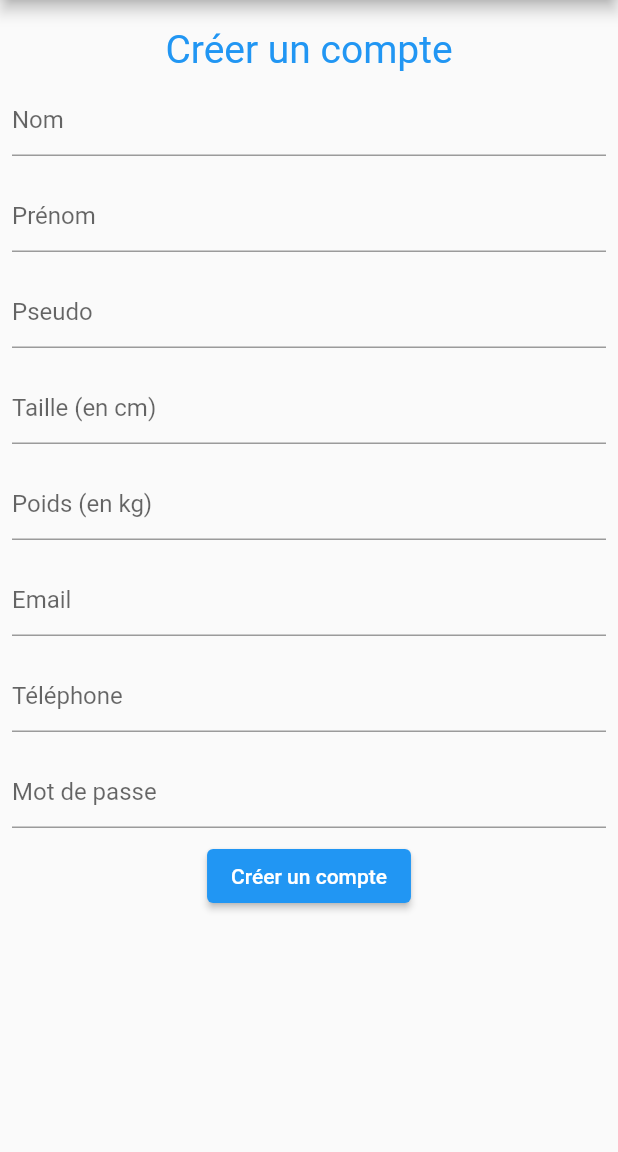
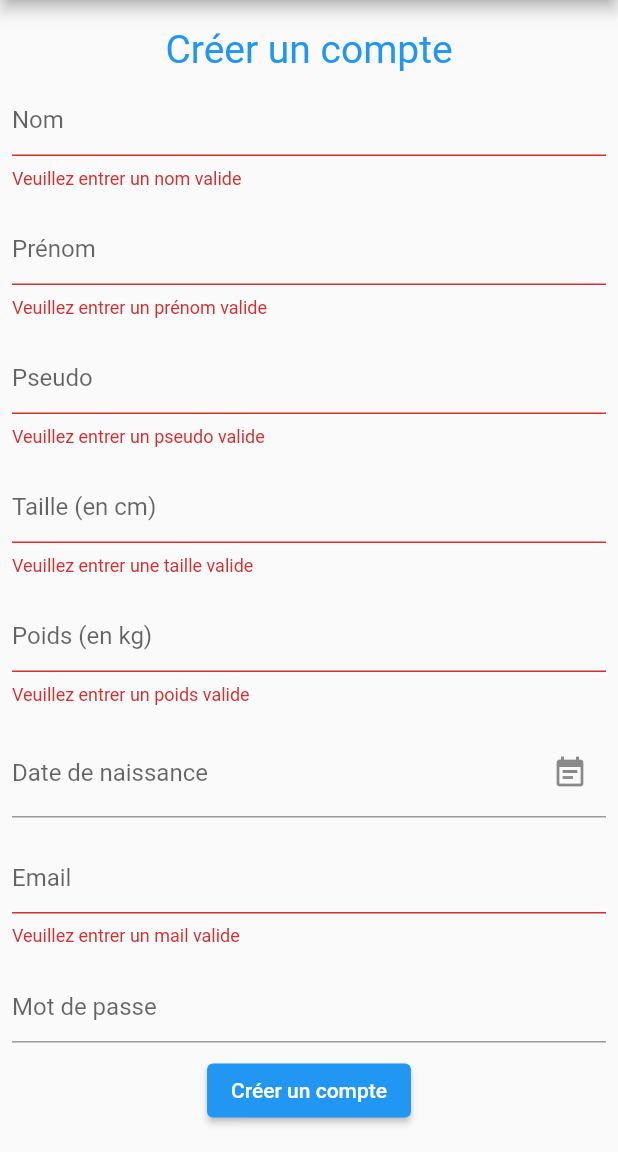
Before and after one commit to nicovig/Nu3VirtualMobile, a Flutter app: the UserScreen screen opened directly, after a tap on "Créer un compte", on a phone screen of 412 x 824 dp, the part 84-1236 px from its top. Run offline on Flutter 3.47's test engine with Material 2 defaults, Android fonts, the phone set to English and light mode, and no system bars; drawn by our look-alikes of date_field; our stand-ins replace get_it, shared_preferences, stacked; accounts and stored records are empty.

Commit message:
form & call API ok

```diff
--- a/lib/core/helper-classes/ext-classes.dart
+++ b/lib/core/helpers/ext-classes.dart
@@ -5,18 +5,23 @@ extension string_extensions on String {
   }
 
   bool get isValidName {
-    final nameRegExp = new RegExp('[a-zA-Z]');
+    final nameRegExp = RegExp(r"[a-zA-Z]");
     return nameRegExp.hasMatch(this);
   }
 
   bool get isValidPseudo {
-    final nameRegExp = new RegExp('[a-zA-Z0-9.^@]');
+    final nameRegExp = RegExp('[a-zA-Z0-9.^@]');
+    return nameRegExp.hasMatch(this);
+  }
+
+  bool get isValidNumber {
+    final nameRegExp = RegExp(r"[0-9]");
     return nameRegExp.hasMatch(this);
   }
 
   bool get isValidPassword {
     final passwordRegExp = RegExp(
-        r"^(?=.{10,}$)(?=(?:.*?[A-Z]){1})(?=.*?[a-z])(?=(?:.*?[0-9]){1}).*$"); //Password which contains 2 capital, 1 minuscule, 1 number and a length of 10 at least
+        r'^(?=.*?[A-Z])(?=.*?[a-z])(?=.*?[0-9])(?=.*?[!@#\><*~]).{8,}/pre>'); //Password must contain an uppercase, lowercase, numeric digit and special character
     return passwordRegExp.hasMatch(this);
   }
 
--- a/lib/core/models/user_model.dart
+++ b/lib/core/models/user_model.dart
@@ -1,9 +1,11 @@
+import 'dart:convert';
+
 class UserModel {
   String? id;
   String? pseudo;
   String? firstName;
   String? lastName;
-  String? birthday;
+  DateTime? birthday;
   String? height;
   String? weight;
   String? email;
@@ -33,22 +35,18 @@ class UserModel {
         password: parsedJson['password'] ?? "");
   }
 
-  // Map<String, dynamic> toJson() {
-  //   return {
-  //     "id": id,
-  //     "pseudo": pseudo,
-  //     "firstName": firstName,
-  //     "lastName": lastName,
-  //     "birthday": birthday,
-  //     "height": height,
-  //     "weight": weight,
-  //     "email": email,
-  //     "password": password
-  //   };
-  // }
-
   String toJson() {
-    return 'id: ${id}, pseudo: ${pseudo}, firstName: ${firstName}, lastName: ${lastName}, birthday: ${birthday}, height: ${height}, weight: ${weight}, email: ${email}, password: ${password}';
+    return jsonEncode({
+      'id': id,
+      'pseudo': pseudo,
+      'firstName': firstName,
+      'lastName': lastName,
+      'birthday': birthday?.toIso8601String(),
+      'height': height,
+      'weight': weight,
+      'email': email,
+      'password': password
+    });
   }
 
   String jsonString() {
--- a/lib/core/services/authentication/authentication_service_caller.dart
+++ b/lib/core/services/authentication/authentication_service_caller.dart
@@ -5,7 +5,7 @@ class AuthenticationServiceCaller extends AuthenticationService {
   @override
   Future<UserModel> login(String login, String password) async {
     return UserModel(
-        birthday: DateTime.now().toString(),
+        birthday: DateTime.now(),
         email: '',
         firstName: '',
         height: '',
--- a/lib/core/services/user/user_service_api.dart
+++ b/lib/core/services/user/user_service_api.dart
@@ -4,22 +4,23 @@ import 'package:nu3virtual/core/models/user_model.dart';
 import 'package:nu3virtual/core/services/user/user_service_class.dart';
 
 class UserService extends UserServiceApiClass {
-  static const hostedLocalhost = '10.0.2.2:';
-  //static const apiUrl = 'localhost:44383';
+  static const Map<String, String> headers = {
+    "Content-Type": "application/json"
+  };
+  static const hostedDeviceLocalhost = '10.0.2.2:';
   static const apiUrl = '44383';
   static const controllerName = 'User';
+  static Uri url = Uri.https(hostedDeviceLocalhost + apiUrl, controllerName);
 
   @override
   Future<UserModel> create(UserModel userToCreate, String password) async {
-    var test = Uri.https(hostedLocalhost + apiUrl, controllerName);
-    var test2 = userToCreate.toJson();
-    print(test);
-    print(test2);
-    var response = await http.post(test, body: userToCreate.toJson());
+    var response =
+        await http.post(url, headers: headers, body: userToCreate.toJson());
+
     print('Response status: ${response.statusCode}');
     print('Response body: ${response.body}');
     return UserModel(
-        birthday: DateTime.now().toString(),
+        birthday: DateTime.now(),
         email: '',
         firstName: '',
         height: '',
--- a/lib/layouts/forms/custom_form_field.dart
+++ b/lib/layouts/forms/custom_form_field.dart
@@ -6,6 +6,7 @@ class CustomFormField extends StatelessWidget {
     Key? key,
     this.errorText,
     required this.handleOnSaved,
+    this.hideInput,
     required this.hintText,
     this.inputFormatters,
     this.keyboardType,
@@ -14,6 +15,7 @@ class CustomFormField extends StatelessWidget {
   }) : super(key: key);
   final String? errorText;
   final String hintText;
+  final bool? hideInput;
   final Function(String?) handleOnSaved;
   final List<TextInputFormatter>? inputFormatters;
   final TextInputType? keyboardType;
@@ -30,6 +32,7 @@ class CustomFormField extends StatelessWidget {
         keyboardType: keyboardType,
         onChanged: onChanged,
         validator: validator,
+        obscureText: hideInput ?? false,
         decoration: InputDecoration(hintText: hintText, errorText: errorText),
       ),
     );
--- /dev/null
+++ b/lib/layouts/forms/custom_form_field_date.dart
@@ -0,0 +1,30 @@
+import 'package:date_field/date_field.dart';
+import 'package:flutter/material.dart';
+import 'package:intl/src/intl/date_format.dart';
+
+class CustomFormFieldDate extends StatelessWidget {
+  CustomFormFieldDate({Key? key, required this.handleOnSaved})
+      : super(key: key);
+
+  final Function(DateTime?) handleOnSaved;
+
+  @override
+  Widget build(BuildContext context) {
+    return Padding(
+      padding: const EdgeInsets.all(8.0),
+      child: DateTimeFormField(
+        onDateSelected: handleOnSaved,
+        dateFormat: DateFormat('dd-MM-yyyy'),
+        firstDate: DateTime(1900),
+        lastDate: DateTime.now(),
+        decoration: const InputDecoration(
+          hintStyle: TextStyle(color: Colors.black45),
+          errorStyle: TextStyle(color: Colors.redAccent),
+          suffixIcon: Icon(Icons.event_note),
+          labelText: 'Date de naissance',
+        ),
+        mode: DateTimeFieldPickerMode.date,
+      ),
+    );
+  }
+}
--- a/lib/ui/authentication_screen/authentication_screen.dart
+++ b/lib/ui/authentication_screen/authentication_screen.dart
@@ -1,10 +1,8 @@
 import 'package:flutter/material.dart';
-import 'package:flutter/services.dart';
 import 'package:nu3virtual/ui/authentication_screen/authentication_screen_viewmodel.dart';
 import 'package:stacked/stacked.dart';
 
 import 'package:nu3virtual/layouts/screen_layouts/custom_title.dart';
-import 'package:nu3virtual/core/helper-classes/ext-classes.dart';
 import 'package:nu3virtual/layouts/forms/custom_form_field.dart';
 
 class AuthenticationScreen extends StatelessWidget {
--- a/lib/ui/home_screen/home_screen.dart
+++ b/lib/ui/home_screen/home_screen.dart
@@ -1,11 +1,7 @@
 import 'package:flutter/material.dart';
-import 'package:flutter/services.dart';
 import 'package:stacked/stacked.dart';
 
-import 'package:nu3virtual/layouts/screen_layouts/custom_title.dart';
 import 'package:nu3virtual/ui/home_screen/home_screen_viewmodel.dart';
-import 'package:nu3virtual/core/helper-classes/ext-classes.dart';
-import 'package:nu3virtual/layouts/forms/custom_form_field.dart';
 
 class HomeScreen extends StatelessWidget {
   //constructor
--- a/lib/ui/user_screen/user_screen.dart
+++ b/lib/ui/user_screen/user_screen.dart
@@ -1,10 +1,11 @@
 import 'package:flutter/material.dart';
 import 'package:flutter/services.dart';
+import 'package:nu3virtual/layouts/forms/custom_form_field_date.dart';
 import 'package:stacked/stacked.dart';
 
 import 'package:nu3virtual/layouts/screen_layouts/custom_title.dart';
 import 'package:nu3virtual/ui/user_screen/user_screen_viewmodel.dart';
-import 'package:nu3virtual/core/helper-classes/ext-classes.dart';
+import 'package:nu3virtual/core/helpers/ext-classes.dart';
 import 'package:nu3virtual/layouts/forms/custom_form_field.dart';
 
 class UserScreen extends StatelessWidget {
@@ -16,9 +17,8 @@ class UserScreen extends StatelessWidget {
   int height = 0;
   double weight = 0;
   String email = '';
-  int phone = 0;
   String password = '';
-  DateTime dateTime = DateTime.now();
+  DateTime birthday = DateTime.now();
 
   @override
   Widget build(BuildContext context) {
@@ -43,7 +43,7 @@ class UserScreen extends StatelessWidget {
                         hintText: 'Nom',
                         inputFormatters: [
                           FilteringTextInputFormatter.allow(
-                            RegExp('[a-zA-Z]'),
+                            RegExp(r"[a-zA-Z]"),
                           )
                         ],
                         keyboardType: TextInputType.name,
@@ -60,7 +60,7 @@ class UserScreen extends StatelessWidget {
                         hintText: 'Prénom',
                         inputFormatters: [
                           FilteringTextInputFormatter.allow(
-                            RegExp(r"[a-zA-Z]+|\s"),
+                            RegExp(r"[a-zA-Z]"),
                           )
                         ],
                         keyboardType: TextInputType.name,
@@ -93,12 +93,12 @@ class UserScreen extends StatelessWidget {
                         hintText: 'Taille (en cm)',
                         inputFormatters: [
                           FilteringTextInputFormatter.allow(
-                            RegExp('[0-9]'),
+                            RegExp(r"[0-9]"),
                           )
                         ],
                         keyboardType: TextInputType.number,
                         validator: (val) {
-                          if (val != null && !val.isValidName) {
+                          if (val != null && !val.isValidNumber) {
                             return 'Veuillez entrer une taille valide';
                           }
                         },
@@ -110,16 +110,19 @@ class UserScreen extends StatelessWidget {
                         hintText: 'Poids (en kg)',
                         inputFormatters: [
                           FilteringTextInputFormatter.allow(
-                            RegExp('[0-9]'),
+                            RegExp(r"[0-9\.-]"),
                           )
                         ],
                         keyboardType: TextInputType.number,
                         validator: (val) {
-                          if (val != null && !val.isValidName) {
+                          if (val != null && !val.isValidNumber) {
                             return 'Veuillez entrer un poids valide';
                           }
                         },
                       ),
+                      CustomFormFieldDate(handleOnSaved: (value) {
+                        if (value != null) birthday = value;
+                      }),
                       CustomFormField(
                         handleOnSaved: (value) {
                           if (value != null) email = value;
@@ -134,73 +137,23 @@ class UserScreen extends StatelessWidget {
                       ),
                       CustomFormField(
                         handleOnSaved: (value) {
-                          if (value != null) phone = int.parse(value);
-                        },
-                        hintText: 'Téléphone',
-                        inputFormatters: [
-                          FilteringTextInputFormatter.allow(
-                            RegExp(r"[0-9]"),
-                          )
-                        ],
-                        keyboardType: TextInputType.phone,
-                        validator: (val) {
-                          if (val != null && !val.isValidPhone) {
-                            return 'Veuillez entrer un téléphone valide';
-                          }
-                        },
-                      ),
-                      CustomFormField(
-                        handleOnSaved: (value) {
                           if (value != null) password = value;
                         },
                         hintText: 'Mot de passe',
-                        validator: (val) {
-                          if (val != null && !val.isValidPassword) {
-                            return 'Veuillez entrer un mot de passe valide';
-                          }
-                        },
                       ),
-                      //'Date de naissance'
-                      // Row(
-                      //   children: [
-                      //     Text('Date de naissance' + dateTime.toString() != null
-                      //         ? dateTime.toString()
-                      //         : ''),
-                      //     Container(margin: const EdgeInsets.only(right: 20)),
-                      //     ElevatedButton(
-                      //         onPressed: () async {
-                      //           showDatePicker(
-                      //               context: context,
-                      //               initialDate: dateTime,
-                      //               firstDate: DateTime(1900),
-                      //               lastDate: DateTime.now());
-                      //         },
-                      //         child: const Text('Select date')),
-                      //   ],
-                      // ),
                       ElevatedButton(
                         onPressed: () {
-                          //if (formKey.currentState!.validate()) {
-                          // model.createUser(
-                          //     lastname: lastname,
-                          //     firstname: firstname,
-                          //     pseudo: pseudo,
-                          //       height: height,
-                          //     weight: weight,
-                          //     email: email,
-                          //     phone: phone,
-                          //     password: password);
-
-                          model.createUser(
-                              lastname: 'Vigouroux',
-                              firstname: 'Nicolas',
-                              pseudo: 'koalaviril',
-                              height: '168',
-                              weight: '75.5',
-                              email: 'koalaviril@gmail.com',
-                              phone: '0606060606',
-                              password: 'password');
-                          //}
+                          if (formKey.currentState!.validate()) {
+                            model.createUser(
+                                lastname: lastname,
+                                firstname: firstname,
+                                pseudo: pseudo,
+                                height: height,
+                                weight: weight,
+                                birthday: birthday,
+                                email: email,
+                                password: password);
+                          }
                         },
                         child: const Text('Créer un compte'),
                       )
--- a/pubspec.yaml
+++ b/pubspec.yaml
@@ -34,6 +34,7 @@ dependencies:
   # Use with the CupertinoIcons class for iOS style icons.
   cupertino_icons: ^1.0.2
   # If version is empty, latest stable version will be installing
+  date_field: ^3.0.0
   http:
   stacked:
   shared_preferences:
```
Also changed, not shown: lib/core/helpers/helpers.dart (added, +29 -0 lines), lib/ui/user_screen/user_screen_viewmodel.dart (+6 -8 lines), pubspec.lock.
